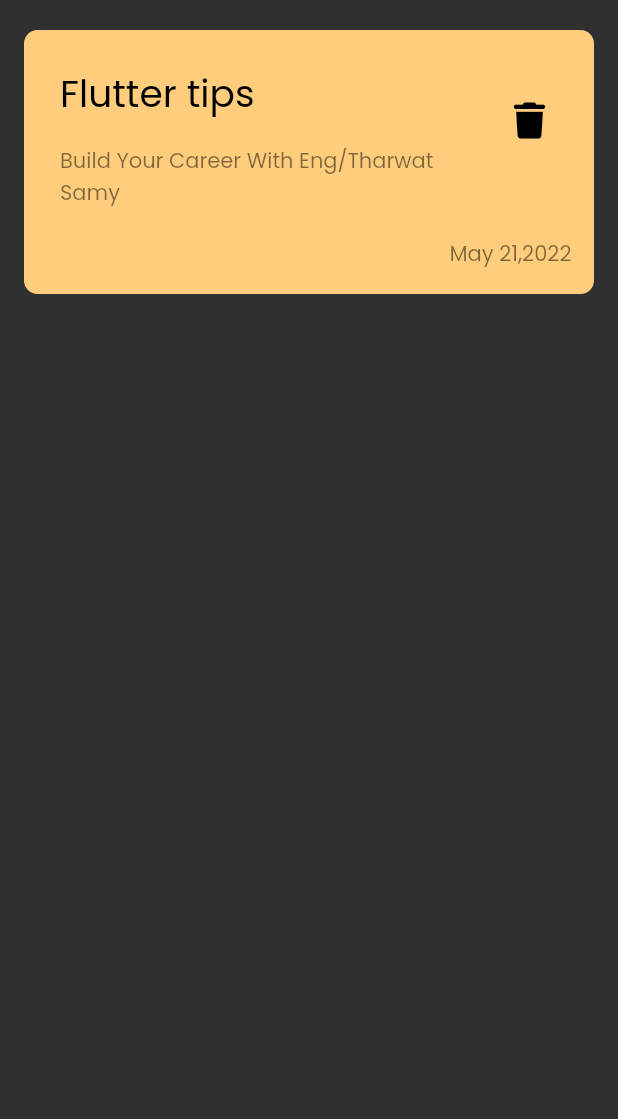
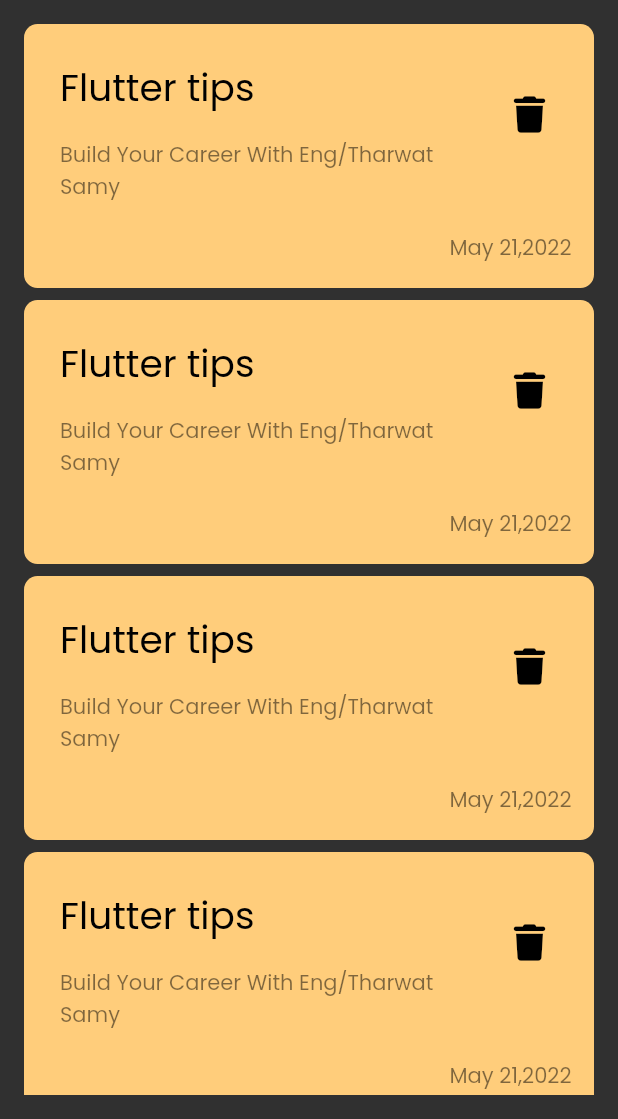
Before and after one commit to mohamedgalalelhamrawy/notes_app, a Flutter app: the screen it shows after launch, on a phone screen of 412 x 824 dp, the part 117-1236 px from its top. Run offline on Flutter 3.47's test engine with Material 2 defaults, Android fonts, the phone set to English and light mode, and no system bars; our stand-ins replace font_awesome_flutter.

Commit message:
create notes list view

```diff
--- a/lib/widgets/note_item.dart
+++ b/lib/widgets/note_item.dart
@@ -8,7 +8,7 @@ class NoteItem extends StatelessWidget {
   @override
   Widget build(BuildContext context) {
     return Container(
-      margin: EdgeInsets.only(top: 20),
+      margin: const EdgeInsets.only(bottom: 8),
       padding: const EdgeInsets.only(top: 20, left: 8, bottom: 8, right:3),
       decoration: BoxDecoration(
           color: const Color(0xffFFCD7B),
--- /dev/null
+++ b/lib/widgets/notes_list_view.dart
@@ -0,0 +1,20 @@
+import 'package:flutter/material.dart';
+
+import 'note_item.dart';
+
+
+class notesListView extends StatelessWidget {
+  const notesListView({super.key});
+
+  @override
+  Widget build(BuildContext context) {
+    return Padding(
+      padding: const EdgeInsets.symmetric(vertical: 16),
+      child: ListView.builder(
+        padding: EdgeInsets.zero,
+        itemBuilder: ((context, index) {
+              return const NoteItem();
+            })),
+    );
+  }
+}
--- a/lib/widgets/notes_view_body.dart
+++ b/lib/widgets/notes_view_body.dart
@@ -3,6 +3,7 @@ import 'package:font_awesome_flutter/font_awesome_flutter.dart';
 
 import 'customappbar.dart';
 import 'note_item.dart';
+import 'notes_list_view.dart';
 
 class notesViewBody extends StatelessWidget {
   const notesViewBody({super.key});
@@ -17,7 +18,7 @@ class notesViewBody extends StatelessWidget {
             height: 30,
           ),
           costomAppBar(),
-          NoteItem(),
+          Expanded(child: notesListView() )
         ],
       ),
     );
```
